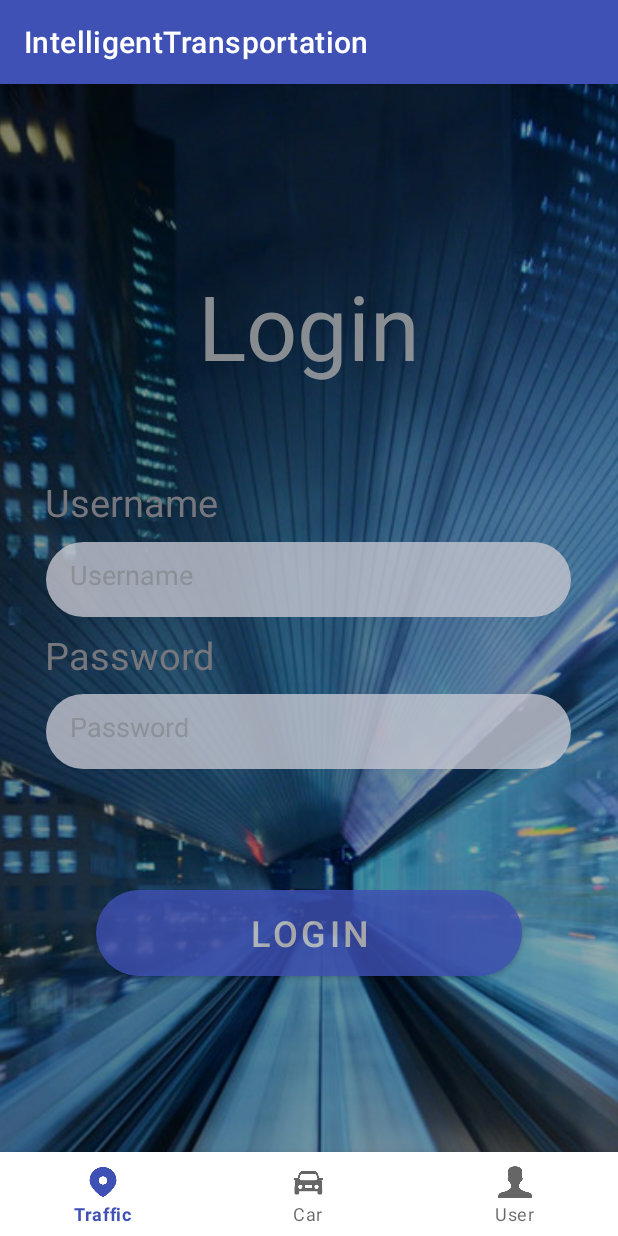
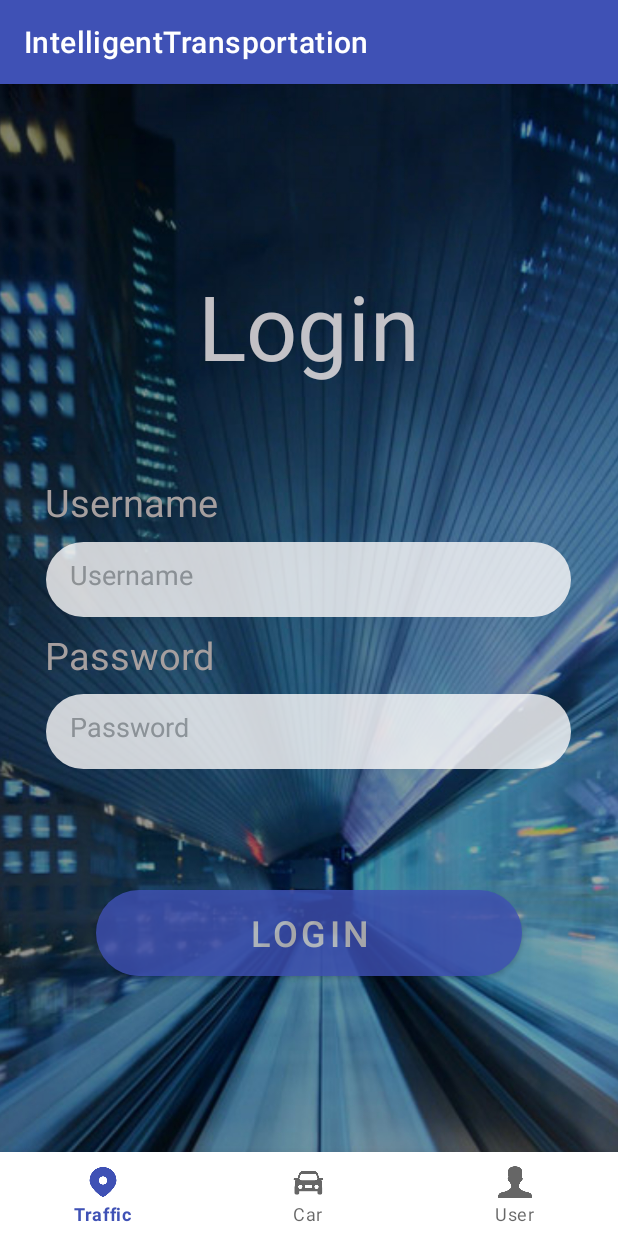
Before and after one commit to tehreemAsif63/Intelligent-transportation, an Android app: the LoginActivity screen opened directly, with no data from a screen before it, on a phone screen of 412 x 824 dp. Run offline under Robolectric (Android 15) with nearby library versions, the phone set to English and light mode, and no system bars.

Commit message:
fix: Fix bugs login_activity.xml
Fixed an error reading the file and made Login function run

 Co-Authored-By: Yingchao Ji  gusjiyid@student.gu.se

```diff
--- a/app/src/main/AndroidManifest.xml
+++ b/app/src/main/AndroidManifest.xml
@@ -24,7 +24,7 @@
             android:exported="true" />
         <activity
             android:name=".AccountActivity"
-            android:exported="false" />
+            android:exported="true" />
         <activity
             android:name=".MainActivity"
             android:exported="true" >
--- a/app/src/main/java/com/intelligenttransportation/LoginActivity.java
+++ b/app/src/main/java/com/intelligenttransportation/LoginActivity.java
@@ -34,7 +34,7 @@ public class LoginActivity extends AppCompatActivity {
         usernameEditText = findViewById(R.id.usernameEditText);
         passwordEditText = findViewById(R.id.passwordEditText);
         Button loginButton = findViewById(R.id.loginButton);
-       // errorTextView = findViewById(R.id.errorTextView);
+        //errorTextView = findViewById(R.id.errorTextView);
 
         loginButton.setOnClickListener(new View.OnClickListener() {
             @Override
--- a/app/src/main/res/drawable/edit_fileds_background.xml
+++ b/app/src/main/res/drawable/edit_fileds_background.xml
@@ -3,7 +3,7 @@
 <item>
     <shape android:shape="rectangle">
     <corners android:radius= "30dp"/>
-    <solid android:color= "@color/material_dynamic_neutral_variant80"/>
+    <solid android:color= "@color/light_greac"/>
 
    </shape>
 </item>
--- a/app/src/main/res/layout/login_activity.xml
+++ b/app/src/main/res/layout/login_activity.xml
@@ -37,7 +37,7 @@
         android:layout_width="245dp"
         android:layout_height="41dp"
         android:text="Password"
-        android:textColor="@color/material_dynamic_neutral50"
+        android:textColor="@color/greac"
         android:textSize="25sp"
         app:layout_constraintBottom_toBottomOf="parent"
         app:layout_constraintEnd_toEndOf="parent"
@@ -51,7 +51,7 @@
         android:layout_width="245dp"
         android:layout_height="41dp"
         android:text="Username"
-        android:textColor="@color/material_dynamic_neutral50"
+        android:textColor="@color/greac"
         android:textSize="25sp"
         app:layout_constraintBottom_toBottomOf="parent"
         app:layout_constraintEnd_toEndOf="parent"
@@ -71,7 +71,7 @@
         android:alpha="0.8"
         android:gravity="center"
         android:text="@string/login"
-        android:textColor="#A8A8A8"
+        android:textColor="#F1EAEA"
         android:textSize="60sp"
         app:autoSizeTextType="none"
         app:layout_constraintBottom_toBottomOf="parent"
--- a/app/src/main/res/values/colors.xml
+++ b/app/src/main/res/values/colors.xml
@@ -9,8 +9,8 @@
     <color name="white">#FFFFFFFF</color>
     <color name="button">#00FFFF</color>
     <color name="blue">#5974BA</color>
-    <color name="greac">#4F4F4F</color>
-    <color name="light_greac">#8A8A8A</color>
+    <color name="greac">#A69F9F</color>
+    <color name="light_greac">#FDFBFB</color>
     <color name="light_blue">#53A7EA</color>
     <color name="green">#21C815</color>
     <color name="red">#D51F12</color>
```
